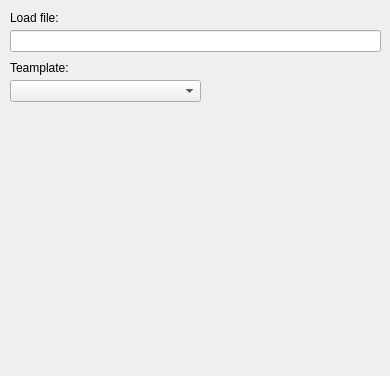
Before: the Qt Designer form qrastr/qrastr/formsettingsonloadfiles.ui in RastrW/samples, drawn with Qt 5.
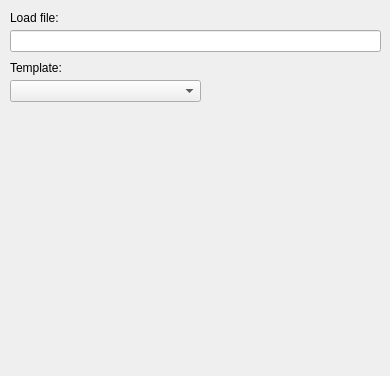
After: the same form once the commit is applied.

Patch:
```diff
--- a/qrastr/qrastr/formsettingsonloadfiles.ui
+++ b/qrastr/qrastr/formsettingsonloadfiles.ui
@@ -56,7 +56,7 @@
     </rect>
    </property>
    <property name="text">
-    <string>Teamplate:</string>
+    <string>Template:</string>
    </property>
   </widget>
  </widget>
```
